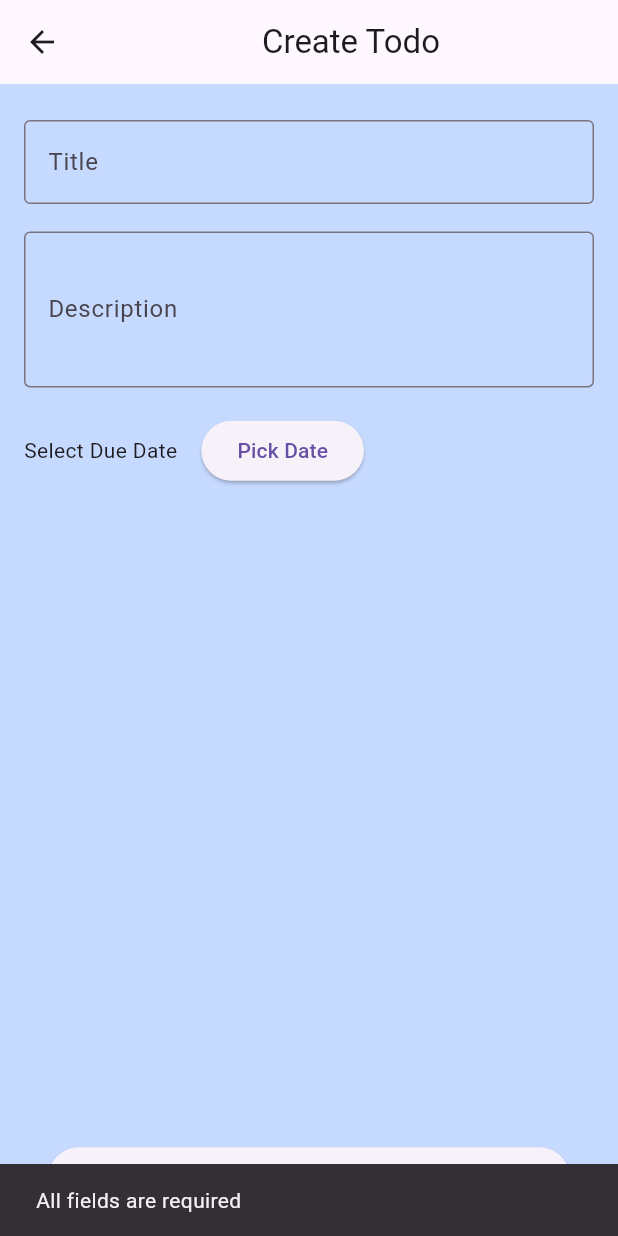
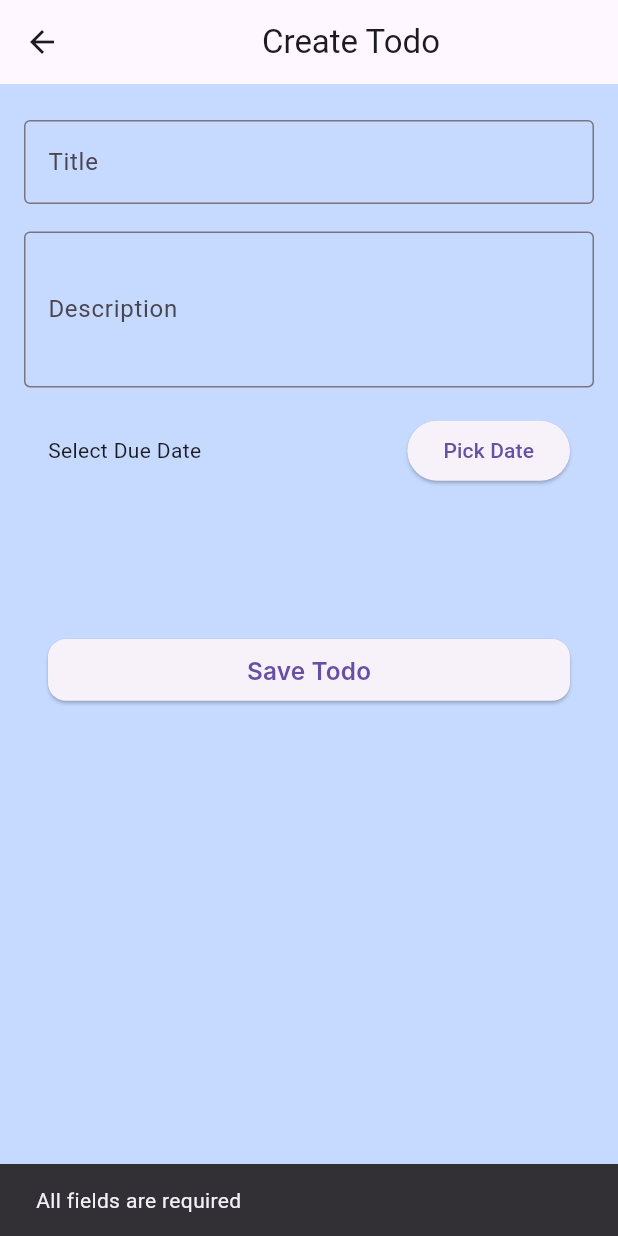
Before and after one commit to aish171294/codebase_assignment, a Flutter app: the CreateTodoScreen screen opened directly, after a tap on "Save Todo", on a phone screen of 412 x 824 dp. Run offline on Flutter 3.47's test engine with Material 3 defaults, Android fonts, the phone set to English and light mode, and no system bars; our stand-ins replace cloud_firestore, connectivity_plus, equatable, firebase_auth, firebase_core, flutter_bloc and 6 more; accounts and stored records are empty; Roboto replaces fonts that are missing (Inter).

Commit message:
Small Change

```diff
--- a/lib/features/todo/presentation/screens/create_todo_screen.dart
+++ b/lib/features/todo/presentation/screens/create_todo_screen.dart
@@ -1,4 +1,5 @@
 import 'package:code_base_assignment/core/utils/constants/app_constants.dart';
+import 'package:code_base_assignment/core/widgets/common_button.dart';
 import 'package:code_base_assignment/core/widgets/common_text_field.dart';
 import 'package:code_base_assignment/features/todo/domain/entity/todo_entity.dart';
 import 'package:flutter/material.dart';
@@ -74,7 +75,6 @@ class _CreateTodoScreenState extends State<CreateTodoScreen> {
     Navigator.pop(context, true); // optionally notify success
   }
 
-
   Future<void> _pickDueDate() async {
     final pickedDate = await showDatePicker(
       context: context,
@@ -96,7 +96,9 @@ class _CreateTodoScreenState extends State<CreateTodoScreen> {
       appBar: AppBar(
         title: Center(
           child: Text(
-            widget.todo == null ? AppConstants.createTodo : AppConstants.editTodo,
+            widget.todo == null
+                ? AppConstants.createTodo
+                : AppConstants.editTodo,
           ),
         ),
       ),
@@ -121,11 +123,21 @@ class _CreateTodoScreenState extends State<CreateTodoScreen> {
               child: Column(
                 crossAxisAlignment: CrossAxisAlignment.start,
                 children: [
-                  CommonTextField(label: AppConstants.title, controller: titleController),
+                  CommonTextField(
+                    label: AppConstants.title,
+                    controller: titleController,
+                  ),
                   SizedBox(height: 18.h),
-                  CommonTextField(label: AppConstants.description, controller: descriptionController, maxLines: 3,),
+                  CommonTextField(
+                    label: AppConstants.description,
+                    controller: descriptionController,
+                    maxLines: 3,
+                  ),
                   SizedBox(height: 18.h),
-                  Row(
+                  Padding(
+                    padding: const EdgeInsets.only(left: 16, right: 16),
+                    child: Row(
+                      mainAxisAlignment: MainAxisAlignment.spaceBetween,
                       children: [
                         Text(
                           dueDate == null
@@ -139,24 +151,26 @@ class _CreateTodoScreenState extends State<CreateTodoScreen> {
                         ),
                       ],
                     ),
-                  const Spacer(),
+                  ),
+                  SizedBox(height: 100.h),
                   Padding(
-                    padding: const EdgeInsets.only(left: 16, right: 16, bottom: 18),
+                    padding: const EdgeInsets.only(
+                      left: 16,
+                      right: 16,
+                      bottom: 18,
+                    ),
                     child: SizedBox(
                       height: MediaQuery.of(context).size.height * 0.05,
                       width: double.infinity,
-                      child:
-                      ElevatedButton(
-                        onPressed: () => _submitTodo(context),
                       child: state is TodoLoading
-                            ? const CircularProgressIndicator(
-                                color: Colors.white,
-                              )
-                            : Text(
-                                widget.todo == null
+                          ? const CircularProgressIndicator(color: Colors.white)
+                          : CommonButton(
+                              text: widget.todo == null
                                   ? AppConstants.saveTodo
                                   : AppConstants.updateTodo,
-                              ),
+                              onPressed: () {
+                                _submitTodo(context);
+                              },
                             ),
                     ),
                   ),
```
Lines whose indentation alone changed are shown as unchanged.
